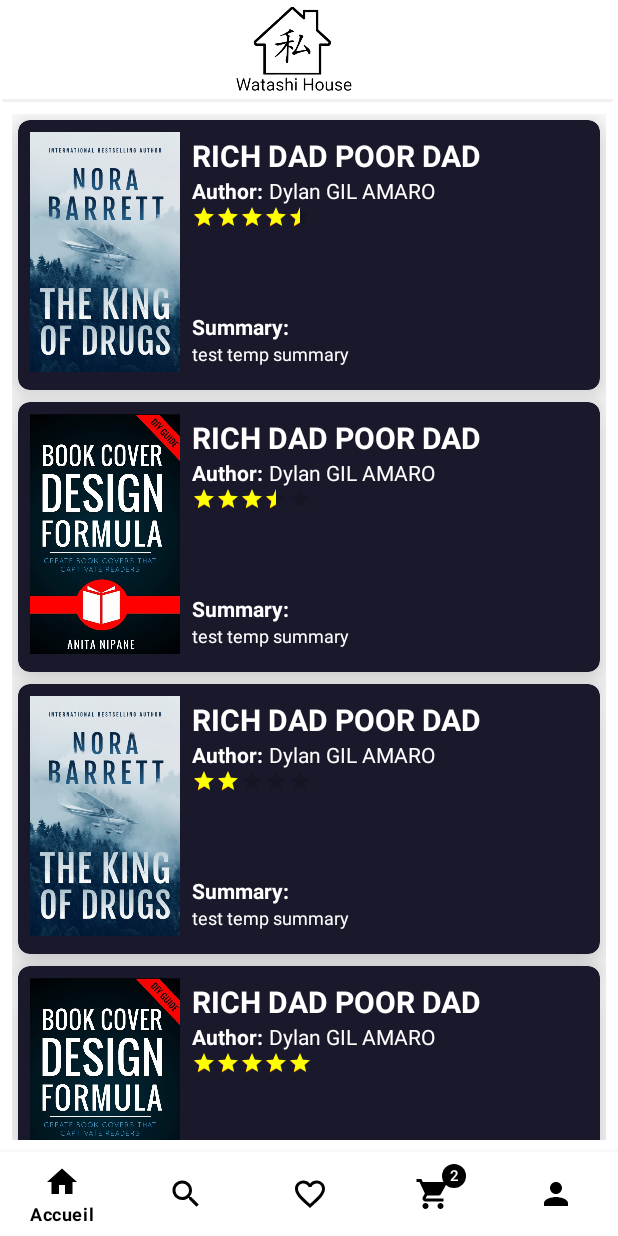
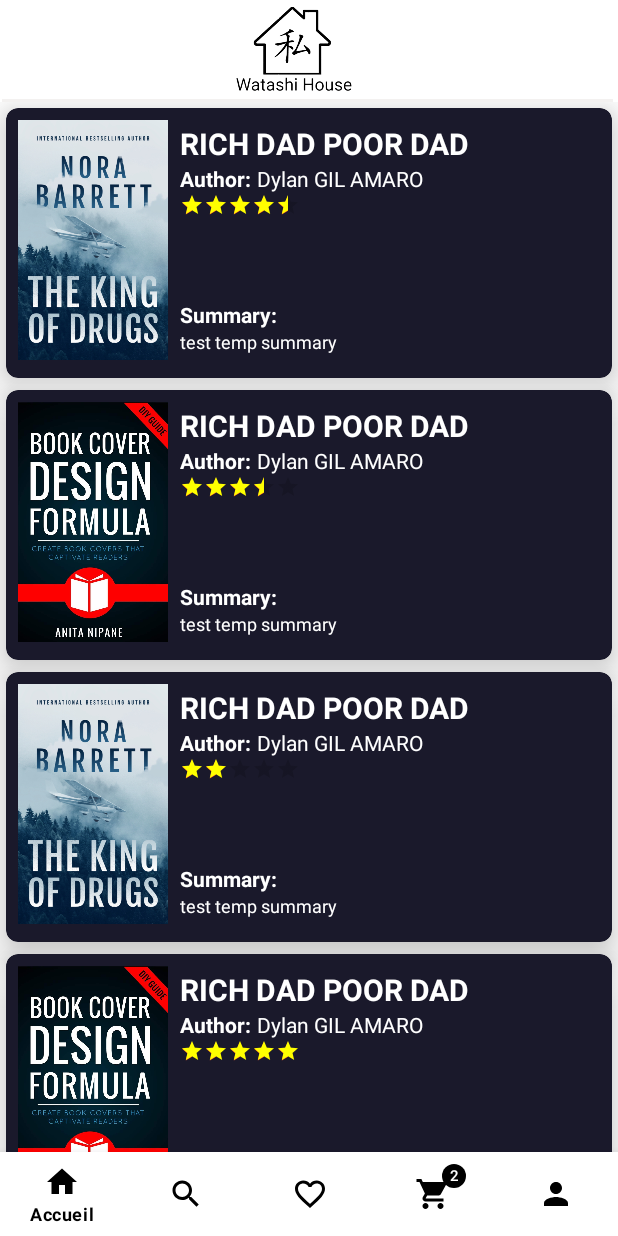
Before and after one commit to DylanGil/WatashiHouse, an Android app: the screen it shows after launch (MainActivity), on a phone screen of 412 x 824 dp. Run offline under Robolectric (Android 15) with nearby library versions, the phone set to English and light mode, and no system bars.

```diff
--- a/app/src/main/java/com/example/watashihouse/HomeFragment.kt
+++ b/app/src/main/java/com/example/watashihouse/HomeFragment.kt
@@ -34,11 +34,11 @@ class HomeFragment : Fragment() {
             Meuble("Rich dad poor dad", "test temp summary", R.drawable.book4, 5F, "Dylan GIL AMARO"),
         )
         recyclerViewMeuble.apply {
-            layoutManager = LinearLayoutManager(context)
+            layoutManager = LinearLayoutManager(this.context)
             adapter = MeubleAdapter(items)
         }
 
-        return binding.root
+        return view
     }
 
 }
--- a/app/src/main/java/com/example/watashihouse/MainActivity.kt
+++ b/app/src/main/java/com/example/watashihouse/MainActivity.kt
@@ -2,6 +2,8 @@ package com.example.watashihouse
 
 import androidx.appcompat.app.AppCompatActivity
 import android.os.Bundle
+import android.view.ViewGroup
+import android.widget.FrameLayout
 import android.widget.TextView
 import androidx.annotation.ColorInt
 import androidx.core.content.ContextCompat
@@ -15,12 +17,12 @@ class MainActivity : AppCompatActivity() {
 
     private lateinit var textViewTestView: TextView
     private lateinit var buttonTestView: TextView
-    lateinit var recyclerViewMeuble: RecyclerView
+    //lateinit var recyclerViewMeuble: RecyclerView
 
     override fun onCreate(savedInstanceState: Bundle?) {
         super.onCreate(savedInstanceState)
         setContentView(R.layout.activity_main)
-        recyclerViewMeuble = findViewById(R.id.recyclerViewHome)
+        //recyclerViewMeuble = findViewById(R.id.recyclerViewHome)
         CreateElement()
         //SetButtonEvent()
     }
@@ -29,16 +31,12 @@ class MainActivity : AppCompatActivity() {
         //textViewTestView = findViewById(R.id.textViewTest)
         //buttonTestView = findViewById<Button>(R.id.buttonTest)
 
-        val items = listOf(
-            Meuble("Rich dad poor dad", "test temp summary", R.drawable.book1, 4.5F, "Dylan GIL AMARO"),
-            Meuble("Rich dad poor dad", "test temp summary", R.drawable.book2, 3.5F, "Dylan GIL AMARO"),
-            Meuble("Rich dad poor dad", "test temp summary", R.drawable.book3, 2.2F, "Dylan GIL AMARO"),
-            Meuble("Rich dad poor dad", "test temp summary", R.drawable.book4, 5F, "Dylan GIL AMARO"),
-        )
-        recyclerViewMeuble.apply {
-            layoutManager = LinearLayoutManager(context)
-            adapter = MeubleAdapter(items)
-        }
+        /**val layout = FrameLayout(this)
+        layout.layoutParams = ViewGroup.LayoutParams(ViewGroup.LayoutParams.MATCH_PARENT,ViewGroup.LayoutParams.MATCH_PARENT)
+        layout.id = R.id.layout
+        setContentView(layout)
+
+        supportFragmentManager.beginTransaction().add(R.id.layout, HomeFragment()).commit()*/
 
         val bottom_nav_view = findViewById<BottomNavigationView>(R.id.bottom_navigation)
         val homeFragment = HomeFragment()
--- a/app/src/main/java/com/example/watashihouse/MeubleAdapter.kt
+++ b/app/src/main/java/com/example/watashihouse/MeubleAdapter.kt
@@ -20,13 +20,12 @@ class MeubleAdapter(var items: List<Meuble>) : RecyclerView.Adapter<MeubleAdapte
     override fun onBindViewHolder(holder: MeubleViewHolder, position: Int) {
         val book = items[position]
         holder.bind(book)
-
-
     }
 
     override fun getItemCount() = items.size
 
-    inner class MeubleViewHolder(itemView: View) : RecyclerView.ViewHolder(itemView){
+    inner class MeubleViewHolder(val itemView: View) : RecyclerView.ViewHolder(itemView.rootView){
+
 
         var tvTitle: TextView
         var tvSummary: TextView
--- a/app/src/main/res/layout/activity_main.xml
+++ b/app/src/main/res/layout/activity_main.xml
@@ -46,28 +46,6 @@
         android:layout_below="@+id/relativeLayoutHeader" />
 
 
-    <androidx.constraintlayout.widget.ConstraintLayout
-        android:id="@+id/constraintLayoutHome"
-        android:layout_width="match_parent"
-        android:layout_height="match_parent"
-        android:layout_above="@+id/bottom_navigation"
-        android:layout_below="@+id/relativeLayoutHeader"
-        >
-
-        <androidx.recyclerview.widget.RecyclerView
-            android:id="@+id/recyclerViewHome"
-            android:layout_width="match_parent"
-            android:layout_height="match_parent"
-            android:padding="8dp"
-            app:layout_constraintBottom_toBottomOf="parent"
-            app:layout_constraintEnd_toEndOf="parent"
-            app:layout_constraintStart_toStartOf="parent"
-            app:layout_constraintTop_toTopOf="parent"
-            tools:itemCount="2"
-            tools:listitem="@layout/item_class" />
-    </androidx.constraintlayout.widget.ConstraintLayout>
-
-
     <com.google.android.material.bottomnavigation.BottomNavigationView
         android:id="@+id/bottom_navigation"
         android:layout_width="match_parent"
--- a/app/src/main/res/layout/fragment_home.xml
+++ b/app/src/main/res/layout/fragment_home.xml
@@ -15,8 +15,7 @@
             android:id="@+id/recyclerViewHome"
             android:layout_width="match_parent"
             android:layout_height="match_parent"
-            android:padding="8dp"
-            tools:itemCount="2"
+            tools:itemCount="5"
             tools:listitem="@layout/item_class"
             app:layout_constraintBottom_toBottomOf="parent"
             app:layout_constraintEnd_toEndOf="parent"
```
